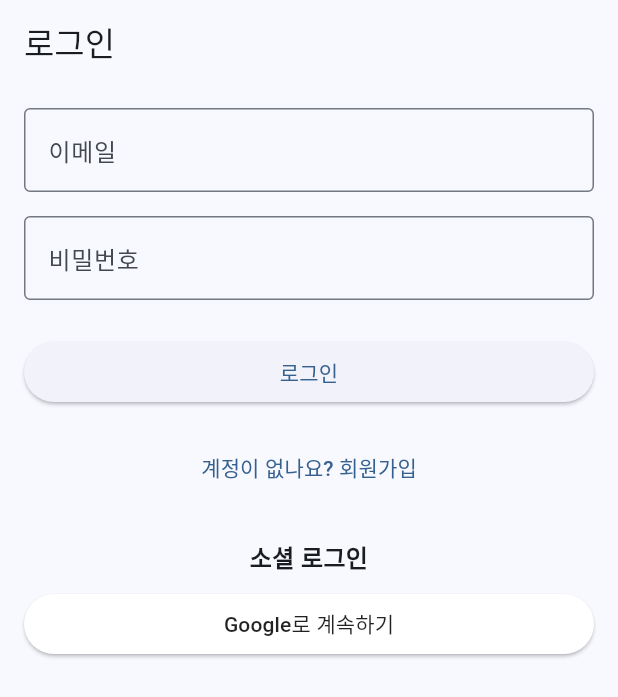
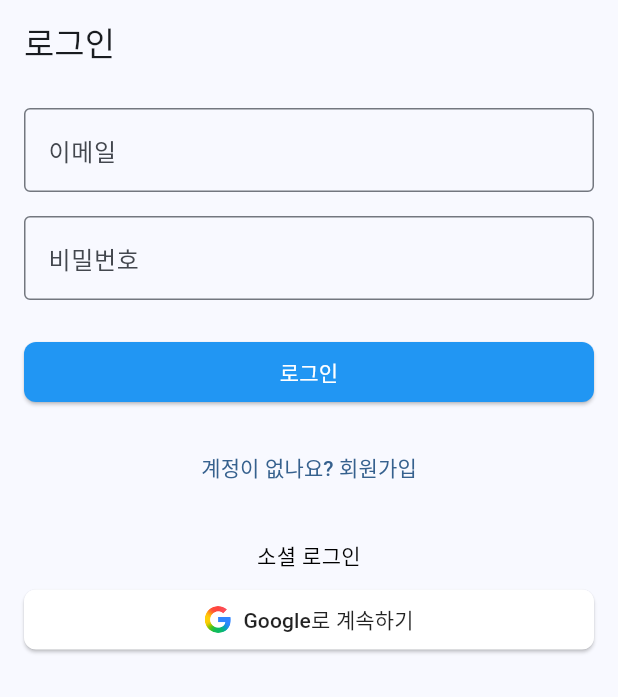
Before and after one commit to lbo728/lit-goal, a Flutter app: the screen it shows after launch, on a phone screen of 412 x 824 dp. Shown: the top 697 px of the screen. Run offline on Flutter 3.47's test engine with Material 3 defaults, Android fonts, the phone set to English and light mode, and no system bars; our stand-ins replace fl_chart, flutter_dotenv, flutter_svg, image_picker, supabase_flutter; accounts and stored records are empty.

Commit message:
feat(login): add google log and asjut style button

```diff
--- a/lib/ui/auth/widgets/login_screen.dart
+++ b/lib/ui/auth/widgets/login_screen.dart
@@ -2,6 +2,7 @@ import 'package:flutter/material.dart';
 import 'package:provider/provider.dart';
 import '../../../data/services/auth_service.dart';
 import 'package:lit_goal/main.dart';
+import 'package:flutter_svg/flutter_svg.dart';
 
 class LoginScreen extends StatefulWidget {
   const LoginScreen({super.key});
@@ -153,6 +154,13 @@ class _LoginScreenState extends State<LoginScreen> {
               const SizedBox(height: 24),
               ElevatedButton(
                 onPressed: _isLoading ? null : _handleEmailAuth,
+                style: ElevatedButton.styleFrom(
+                  backgroundColor: Colors.blue,
+                  foregroundColor: Colors.white,
+                  shape: RoundedRectangleBorder(
+                    borderRadius: BorderRadius.circular(8),
+                  ),
+                ),
                 child: Text(_isSignUp ? '회원가입' : '로그인'),
               ),
               const SizedBox(height: 16),
@@ -167,8 +175,9 @@ class _LoginScreenState extends State<LoginScreen> {
                 '소셜 로그인',
                 textAlign: TextAlign.center,
                 style: TextStyle(
-                  fontSize: 16,
-                  fontWeight: FontWeight.bold,
+                  fontSize: 14,
+                  fontWeight: FontWeight.w500,
+                  color: Colors.black,
                 ),
               ),
               // const SizedBox(height: 16),
@@ -184,7 +193,9 @@ class _LoginScreenState extends State<LoginScreen> {
               //   ),
               //   child: const Text('카카오로 계속하기'),
               // ),
-              const SizedBox(height: 8),
+              const SizedBox(
+                height: 8,
+              ),
               ElevatedButton(
                 onPressed: _isLoading
                     ? null
@@ -194,8 +205,24 @@ class _LoginScreenState extends State<LoginScreen> {
                 style: ElevatedButton.styleFrom(
                   backgroundColor: Colors.white,
                   foregroundColor: Colors.black87,
+                  shape: RoundedRectangleBorder(
+                    borderRadius: BorderRadius.circular(8),
+                  ),
                 ),
-                child: const Text('Google로 계속하기'),
+                child: Row(
+                  mainAxisSize: MainAxisSize.min,
+                  children: [
+                    SvgPicture.asset(
+                      'assets/images/logo-google.svg',
+                      width: 18,
+                      height: 18,
+                    ),
+                    const SizedBox(
+                      width: 8,
+                    ),
+                    const Text('Google로 계속하기'),
+                  ],
+                ),
               ),
             ],
           ),
--- a/pubspec.yaml
+++ b/pubspec.yaml
@@ -19,6 +19,7 @@ dependencies:
   provider: ^6.1.2
   image_picker: ^1.1.2
   fl_chart: ^0.66.0
+  flutter_svg: ^2.0.17
 dev_dependencies:
   flutter_test:
     sdk: flutter
```
Also changed, not shown: assets/images/logo-google.svg (added), pubspec.lock.
